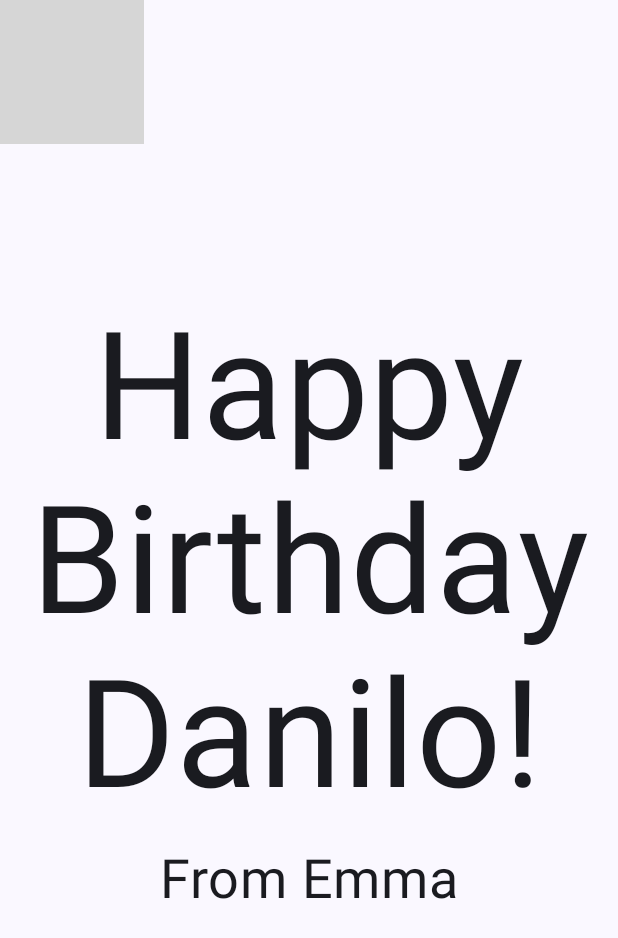
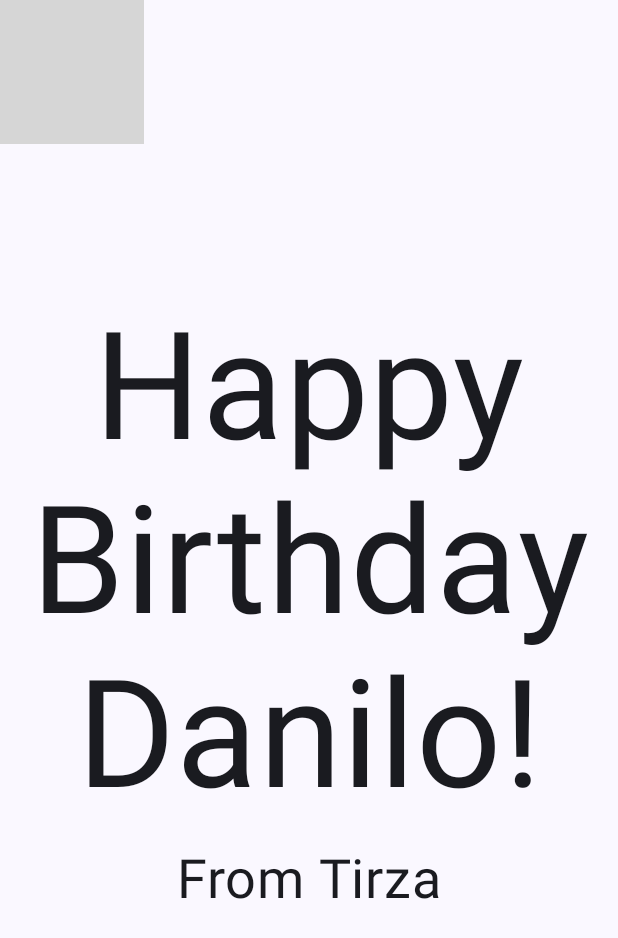
Before and after one commit to tirzasrwn/p-pemrograman-berbasis-mobile, an Android app built with Jetpack Compose: the screen it shows after launch (MainActivity), on a phone screen of 412 x 824 dp. Shown: the top 938 px of the screen. Run offline under Robolectric (Android 15) with nearby library versions, the phone set to English and light mode, and no system bars; grey boxes are pictures that could not be loaded.

Commit message:
fix: HappyBirthday app. Change signature text.

```diff
--- a/m03/HappyBirthday/app/src/main/res/values/strings.xml
+++ b/m03/HappyBirthday/app/src/main/res/values/strings.xml
@@ -1,5 +1,5 @@
 <resources>
     <string name="app_name">Happy Birthday</string>
     <string name="happy_birthday_text">Happy Birthday Danilo!</string>
-    <string name="signature_text">From Emma</string>
+    <string name="signature_text">From Tirza</string>
 </resources>
```
